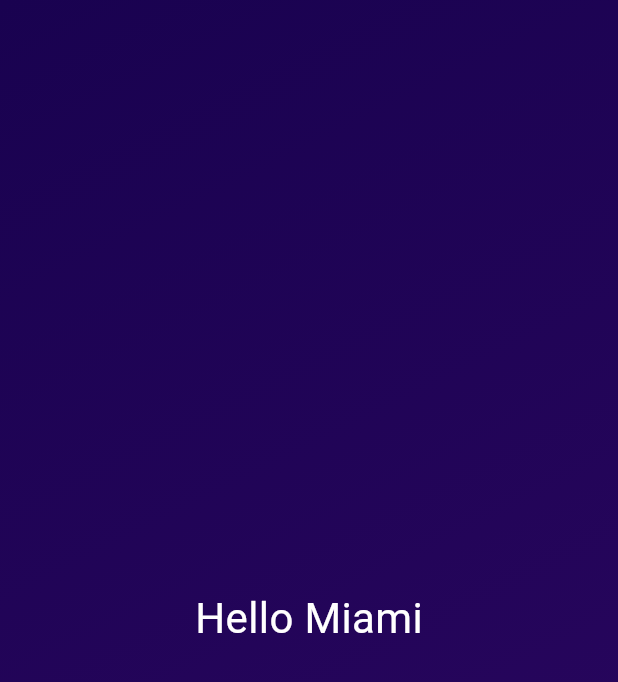
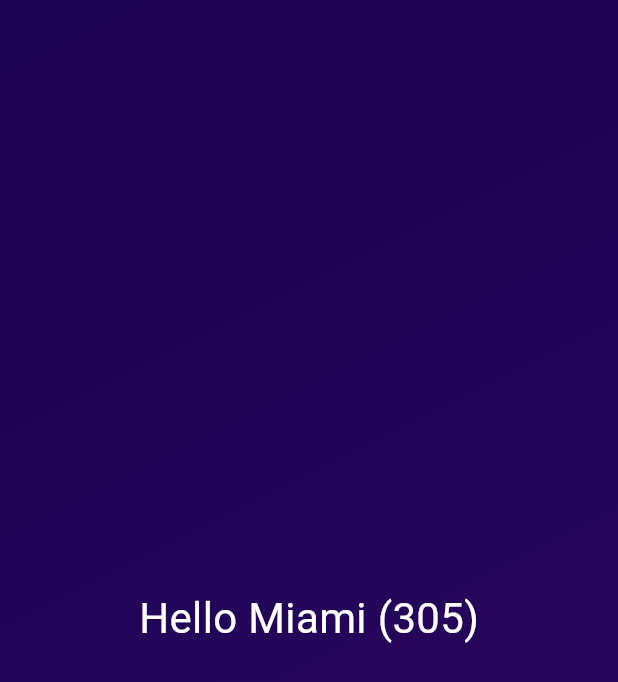
Before and after one commit to gusjabar/flutter, a Flutter app: the screen it shows after launch, on a phone screen of 412 x 824 dp. Shown: the top 682 px of the screen. Run offline on Flutter 3.47's test engine with Material 3 defaults, Android fonts, the phone set to English and light mode, and no system bars.

Commit message:
added variable to a class

```diff
--- /dev/null
+++ b/roll_dice/lib/custom_widget/gradient_container.dart
@@ -0,0 +1,19 @@
+import 'package:flutter/material.dart';
+import 'package:roll_dice/custom_widget/styled_text.dart';
+
+class GradientContainer extends StatelessWidget {
+  const GradientContainer({super.key});
+
+  @override
+  Widget build(BuildContext context) {
+    return Container(
+        decoration: const BoxDecoration(
+            gradient: LinearGradient(colors: [
+          Color.fromARGB(255, 25, 2, 80),
+          Color.fromARGB(255, 45, 7, 98)
+        ], begin: Alignment.topLeft, end: Alignment.bottomRight)),
+        child: const Center(
+          child: StyledText("Hello Miami (305)"),
+        ));
+  }
+}
--- /dev/null
+++ b/roll_dice/lib/custom_widget/styled_text.dart
@@ -0,0 +1,13 @@
+import 'package:flutter/material.dart';
+
+class StyledText extends StatelessWidget {
+  const StyledText(this.myText, {super.key});
+
+  final String myText;
+
+  @override
+  Widget build(BuildContext context) {
+    return Text(myText,
+        style: const TextStyle(color: Colors.white, fontSize: 28));
+  }
+}
--- a/roll_dice/lib/main.dart
+++ b/roll_dice/lib/main.dart
@@ -1,4 +1,5 @@
 import 'package:flutter/material.dart';
+import 'package:roll_dice/custom_widget/gradient_container.dart';
 
 void main() {
   runApp(
@@ -9,21 +10,3 @@ void main() {
     ),
   );
 }
-
-class GradientContainer extends StatelessWidget {
-  const GradientContainer({super.key});
-
-  @override
-  Widget build(BuildContext context) {
-    return Container(
-        decoration: const BoxDecoration(
-            gradient: LinearGradient(colors: [
-          Color.fromARGB(255, 25, 2, 80),
-          Color.fromARGB(255, 45, 7, 98)
-        ], begin: Alignment.topLeft, end: Alignment.bottomRight)),
-        child: const Center(
-          child: Text("Hello Miami",
-              style: TextStyle(color: Colors.white, fontSize: 28)),
-        ));
-  }
-}
```
